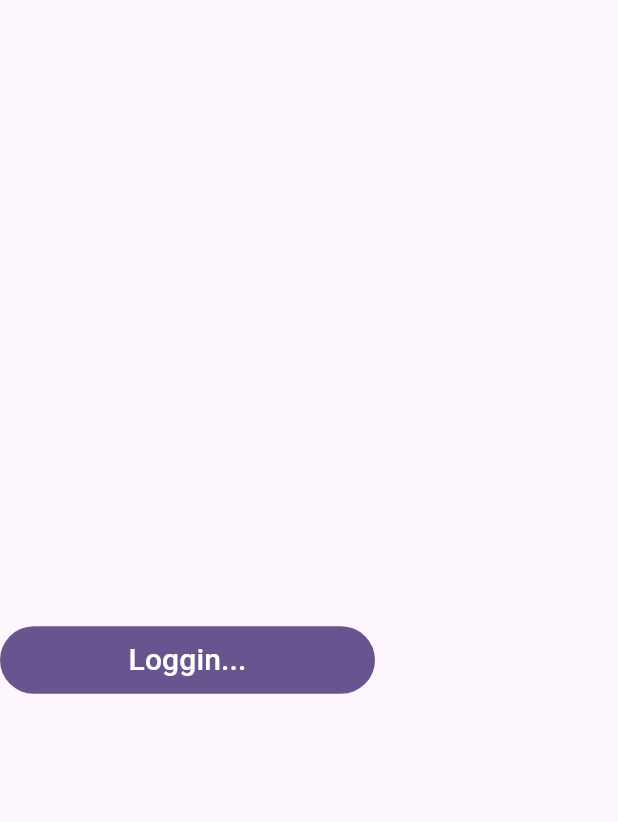
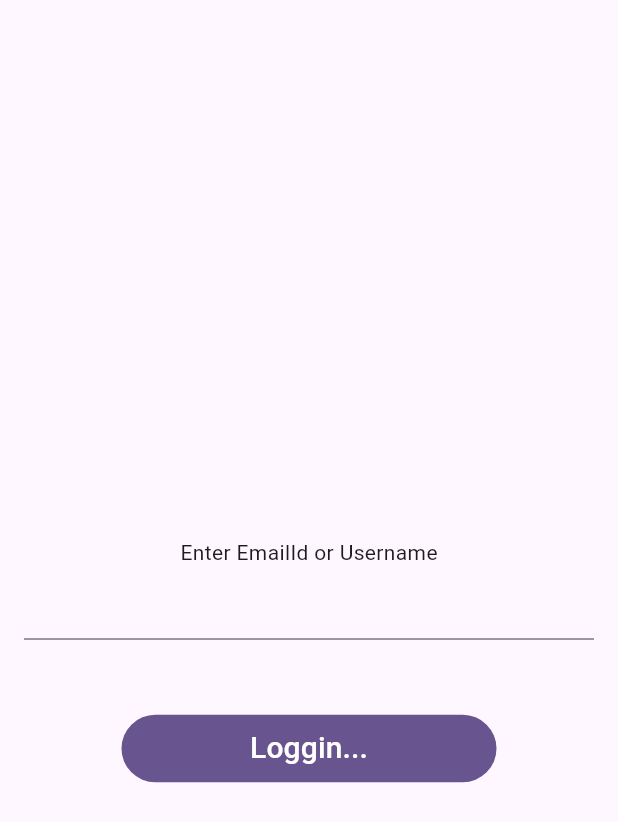
Before and after one commit to Ratndeep1999/shared_pref_prectice, a Flutter app: the screen it shows after launch, on a phone screen of 412 x 824 dp. Shown: the top 822 px of the screen. Run offline on Flutter 3.47's test engine with Material 3 defaults, Android fonts, the phone set to English and light mode, and no system bars.

Commit message:
login_page.dart : email section (label and textFormField) add, controllers add, initialize inside initState and dispose inside dispose method

```diff
--- a/lib/Pages/login_page.dart
+++ b/lib/Pages/login_page.dart
@@ -1,4 +1,5 @@
 import 'package:flutter/material.dart';
+import 'package:shared_pref_prectice/Widgets/label_text_widget.dart';
 import '../Widgets/filled_button_widget.dart';
 
 class LoginPage extends StatefulWidget {
@@ -9,22 +10,52 @@ class LoginPage extends StatefulWidget {
 }
 
 class LoginPageState extends State<LoginPage> {
+  late final TextEditingController emailOrUsernameController;
+  late final TextEditingController passwordController;
+
+  @override
+  void initState() {
+    emailOrUsernameController = TextEditingController();
+    passwordController = TextEditingController();
+    super.initState();
+  }
+
+  @override
+  void dispose() {
+    emailOrUsernameController.dispose();
+    passwordController.dispose();
+    super.dispose();
+  }
+
   @override
   Widget build(BuildContext context) {
     return Scaffold(
       appBar: AppBar(),
-      body: Column(
-        mainAxisAlignment: MainAxisAlignment.center,
-        crossAxisAlignment: CrossAxisAlignment.center,
-        children: [
+      body: Padding(
+        padding: const EdgeInsets.symmetric(vertical: 16.0, horizontal: 16.0),
+        child: Form(
+          child: Column(
+            mainAxisAlignment: MainAxisAlignment.center,
+            crossAxisAlignment: CrossAxisAlignment.center,
+            children: [
+
+              /// Username or Email Section
+              LabelTextWidget(label: 'Enter EmailId or Username'),
+              TextFormField(
+                controller: emailOrUsernameController,
+                keyboardType: TextInputType.emailAddress,
+                validator: (value){return null;},
+                onSaved: (value){},
+              ),
 
 
-          /// Button
-          FilledButtonWidget(
-            buttonLabel: "Loggin...",
-            onPress: () {},
-          )
-        ],
+              SizedBox(height: 50,),
+
+              /// Button
+              FilledButtonWidget(buttonLabel: "Loggin...", onPress: () {}),
+            ],
+          ),
+        ),
       ),
     );
   }
```
